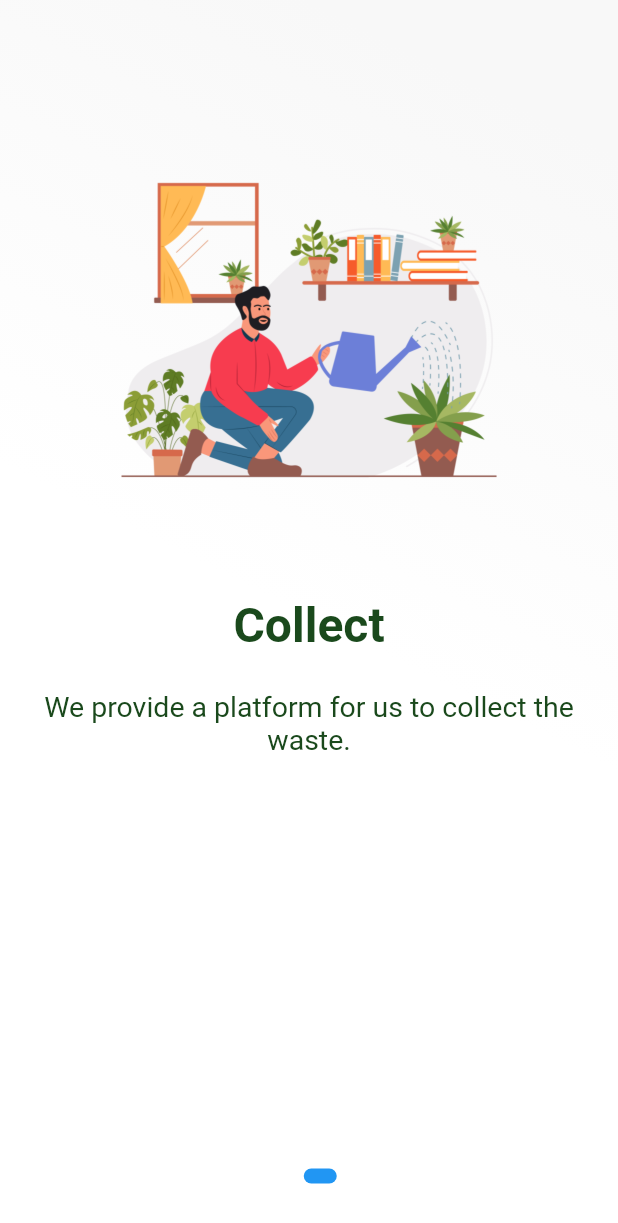
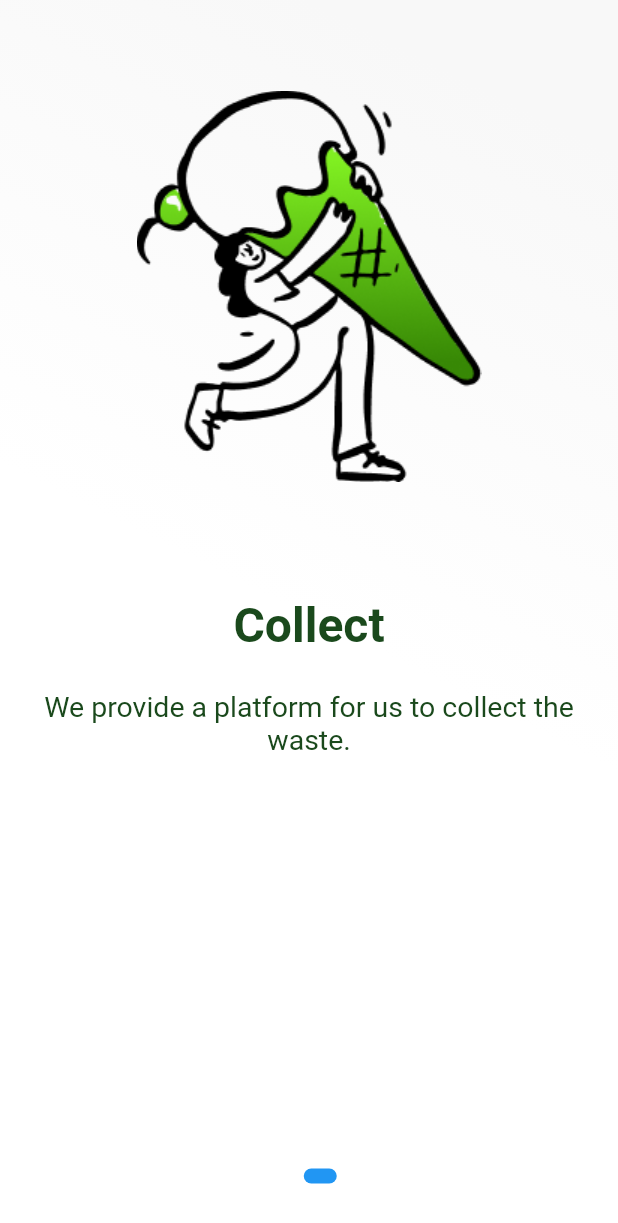
Before and after one commit to Chemutaiselim/finalville, a Flutter app: the screen it shows after launch, swiped to page 2, on a phone screen of 412 x 824 dp. Shown: the top 1223 px of the screen. Run offline on Flutter 3.47's test engine with Material 2 defaults, Android fonts, the phone set to English and light mode, and no system bars; drawn by our look-alikes of introduction_screen; our stand-ins replace cloud_firestore, dropdown_button2, email_validator, firebase_auth, firebase_core, firebase_database and 9 more; missing offline and left inert: colorful_safe_area, location_permissions; accounts and stored records are empty.

Commit message:
April 7, 2022 11:19 PM

```diff
--- a/lib/screen/introduction_screen.dart
+++ b/lib/screen/introduction_screen.dart
@@ -56,13 +56,13 @@ class _IntroductionState extends State<Introduction> {
             PageViewModel(
               title: "Collect",
               body: "We provide a platform for us to collect the waste.",
-              image: introImage('assets/images/man.png'),
+              image: introImage('assets/images/ice-cream.png'),
               decoration: pageDecoration,
             ),
             PageViewModel(
               title: "Recycle",
               body: "We protect the environment though recycling the trash and maintaining a cleaner world.",
-              image: introImage('assets/images/lady.png'),
+              image: introImage('assets/images/Doggie.png'),
               decoration: pageDecoration,
             ),
 
```
